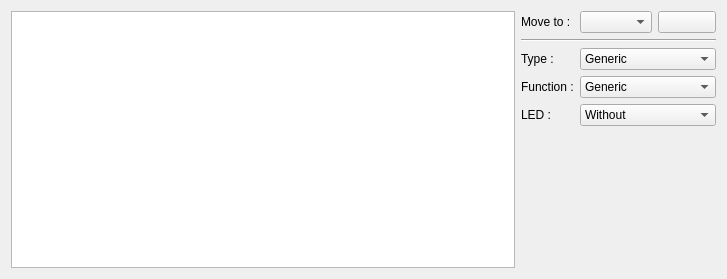
Old version of the form sources/TerminalStrip/ui/freeterminaleditor.ui in the repository qelectrotech/qelectrotech-source-mirror.
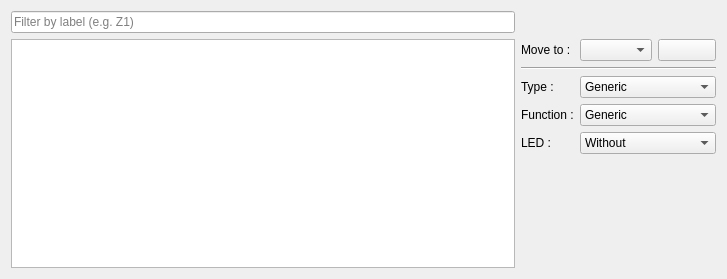
New version of the form. Icons and pictures are not drawn.

Commit message: Terminal strip: add a label filter to the free terminals table

The edit to the form file:
```diff
--- a/sources/TerminalStrip/ui/freeterminaleditor.ui
+++ b/sources/TerminalStrip/ui/freeterminaleditor.ui
@@ -14,14 +14,24 @@
    <string>Form</string>
   </property>
   <layout class="QGridLayout" name="gridLayout">
-   <item row="0" column="1">
+   <item row="0" column="0">
+    <widget class="QLineEdit" name="m_filter_le">
+     <property name="placeholderText">
+      <string>Filter by label (e.g. Z1)</string>
+     </property>
+     <property name="clearButtonEnabled">
+      <bool>true</bool>
+     </property>
+    </widget>
+   </item>
+   <item row="1" column="1">
     <widget class="QLabel" name="m_move_label">
      <property name="text">
       <string>Move to :</string>
      </property>
     </widget>
    </item>
-   <item row="0" column="2">
+   <item row="1" column="2">
     <widget class="QComboBox" name="m_move_in_cb">
      <property name="sizePolicy">
       <sizepolicy hsizetype="Preferred" vsizetype="Fixed">
@@ -34,7 +44,7 @@
      </property>
     </widget>
    </item>
-   <item row="5" column="2">
+   <item row="6" column="2">
     <spacer name="verticalSpacer">
      <property name="orientation">
       <enum>Qt::Vertical</enum>
@@ -47,35 +57,35 @@
      </property>
     </spacer>
    </item>
-   <item row="0" column="0" rowspan="6">
+   <item row="1" column="0" rowspan="6">
     <widget class="QTableView" name="m_table_view">
      <attribute name="horizontalHeaderStretchLastSection">
       <bool>true</bool>
      </attribute>
     </widget>
    </item>
-   <item row="2" column="1">
+   <item row="3" column="1">
     <widget class="QLabel" name="label">
      <property name="text">
       <string>Type :</string>
      </property>
     </widget>
    </item>
-   <item row="3" column="1">
+   <item row="4" column="1">
     <widget class="QLabel" name="label_2">
      <property name="text">
       <string>Function :</string>
      </property>
     </widget>
    </item>
-   <item row="4" column="1">
+   <item row="5" column="1">
     <widget class="QLabel" name="label_3">
      <property name="text">
       <string>LED :</string>
      </property>
     </widget>
    </item>
-   <item row="0" column="3">
+   <item row="1" column="3">
     <widget class="QPushButton" name="m_move_pb">
      <property name="toolTip">
       <string>Apply displacement</string>
@@ -88,14 +98,14 @@
      </property>
     </widget>
    </item>
-   <item row="1" column="1" colspan="3">
+   <item row="2" column="1" colspan="3">
     <widget class="Line" name="line">
      <property name="orientation">
       <enum>Qt::Horizontal</enum>
      </property>
     </widget>
    </item>
-   <item row="2" column="2" colspan="2">
+   <item row="3" column="2" colspan="2">
     <widget class="QComboBox" name="m_type_cb">
      <item>
       <property name="text">
@@ -149,7 +159,7 @@
      </item>
     </widget>
    </item>
-   <item row="3" column="2" colspan="2">
+   <item row="4" column="2" colspan="2">
     <widget class="QComboBox" name="m_function_cb">
      <item>
       <property name="text">
@@ -168,7 +178,7 @@
      </item>
     </widget>
    </item>
-   <item row="4" column="2" colspan="2">
+   <item row="5" column="2" colspan="2">
     <widget class="QComboBox" name="m_led_cb">
      <item>
       <property name="text">
```
The commit also changes 2 other files.
